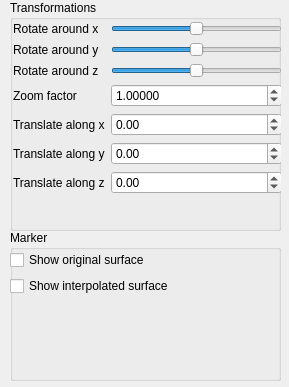
Above: QtFramework/GUI/SideWidget.ui from Lasoloz/cagd-assignments before the change. Below: the same form after it.
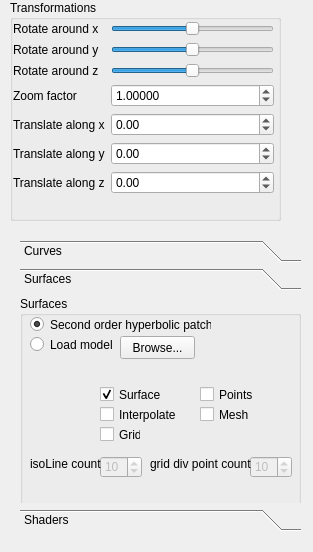
That is the form after the change. The open tabs and pages were chosen to show the change.

What changed in the file:
```diff
--- a/QtFramework/GUI/SideWidget.ui
+++ b/QtFramework/GUI/SideWidget.ui
@@ -6,8 +6,8 @@
    <rect>
     <x>0</x>
     <y>0</y>
-    <width>289</width>
-    <height>387</height>
+    <width>313</width>
+    <height>552</height>
    </rect>
   </property>
   <property name="sizePolicy">
@@ -31,7 +31,7 @@
      <x>10</x>
      <y>0</y>
      <width>271</width>
-     <height>231</height>
+     <height>221</height>
     </rect>
    </property>
    <property name="title">
@@ -42,8 +42,8 @@
      <rect>
       <x>3</x>
       <y>21</y>
-      <width>269</width>
-      <height>201</height>
+      <width>261</width>
+      <height>191</height>
      </rect>
     </property>
     <layout class="QFormLayout" name="formLayout">
@@ -220,43 +220,498 @@
     </layout>
    </widget>
   </widget>
-  <widget class="QGroupBox" name="groupBox_2">
+  <widget class="QToolBox" name="toolBox">
    <property name="geometry">
     <rect>
-     <x>10</x>
-     <y>230</y>
-     <width>271</width>
-     <height>151</height>
+     <x>20</x>
+     <y>240</y>
+     <width>281</width>
+     <height>291</height>
     </rect>
    </property>
-   <property name="title">
-    <string>Marker</string>
+   <property name="autoFillBackground">
+    <bool>false</bool>
    </property>
-   <widget class="QWidget" name="formLayoutWidget">
+   <property name="currentIndex">
+    <number>0</number>
+   </property>
+   <widget class="QWidget" name="curvesPage">
     <property name="geometry">
      <rect>
       <x>0</x>
-      <y>20</y>
-      <width>271</width>
-      <height>131</height>
+      <y>0</y>
+      <width>281</width>
+      <height>210</height>
      </rect>
     </property>
-    <layout class="QFormLayout" name="formLayout_2">
-     <item row="1" column="0">
-      <widget class="QCheckBox" name="interpolated_surface">
-       <property name="text">
-        <string>Show interpolated surface</string>
-       </property>
-      </widget>
-     </item>
-     <item row="0" column="0">
-      <widget class="QCheckBox" name="original_surface">
-       <property name="text">
-        <string>Show original surface</string>
-       </property>
-      </widget>
-     </item>
-    </layout>
+    <attribute name="label">
+     <string>Curves</string>
+    </attribute>
+    <widget class="QGroupBox" name="groupBox_2">
+     <property name="geometry">
+      <rect>
+       <x>0</x>
+       <y>0</y>
+       <width>281</width>
+       <height>211</height>
+      </rect>
+     </property>
+     <property name="title">
+      <string>Curves</string>
+     </property>
+     <widget class="QRadioButton" name="cyclicCurvesRButton">
+      <property name="geometry">
+       <rect>
+        <x>10</x>
+        <y>20</y>
+        <width>81</width>
+        <height>17</height>
+       </rect>
+      </property>
+      <property name="text">
+       <string>Cyclic curve</string>
+      </property>
+      <property name="checked">
+       <bool>true</bool>
+      </property>
+     </widget>
+     <widget class="QRadioButton" name="interpolatingCurveRButton">
+      <property name="geometry">
+       <rect>
+        <x>10</x>
+        <y>40</y>
+        <width>141</width>
+        <height>17</height>
+       </rect>
+      </property>
+      <property name="text">
+       <string>Interpolating cyclic curve</string>
+      </property>
+     </widget>
+     <widget class="QCheckBox" name="checkBox">
+      <property name="geometry">
+       <rect>
+        <x>90</x>
+        <y>110</y>
+        <width>81</width>
+        <height>17</height>
+       </rect>
+      </property>
+      <property name="text">
+       <string>showPoligon</string>
+      </property>
+     </widget>
+     <widget class="QCheckBox" name="firstOrderDerivatives">
+      <property name="geometry">
+       <rect>
+        <x>90</x>
+        <y>70</y>
+        <width>141</width>
+        <height>17</height>
+       </rect>
+      </property>
+      <property name="text">
+       <string>First order derivatives</string>
+      </property>
+     </widget>
+     <widget class="QCheckBox" name="secondOrderDerivatives">
+      <property name="geometry">
+       <rect>
+        <x>90</x>
+        <y>90</y>
+        <width>151</width>
+        <height>17</height>
+       </rect>
+      </property>
+      <property name="text">
+       <string>Second order derivatives</string>
+      </property>
+     </widget>
+    </widget>
+   </widget>
+   <widget class="QWidget" name="surfacesPage">
+    <property name="geometry">
+     <rect>
+      <x>0</x>
+      <y>0</y>
+      <width>281</width>
+      <height>210</height>
+     </rect>
+    </property>
+    <attribute name="label">
+     <string>Surfaces</string>
+    </attribute>
+    <widget class="QGroupBox" name="groupBox_3">
+     <property name="geometry">
+      <rect>
+       <x>0</x>
+       <y>0</y>
+       <width>281</width>
+       <height>211</height>
+      </rect>
+     </property>
+     <property name="title">
+      <string>Surfaces</string>
+     </property>
+     <widget class="QRadioButton" name="loadOFFRButton">
+      <property name="geometry">
+       <rect>
+        <x>10</x>
+        <y>40</y>
+        <width>82</width>
+        <height>17</height>
+       </rect>
+      </property>
+      <property name="text">
+       <string>Load modell</string>
+      </property>
+     </widget>
+     <widget class="QCheckBox" name="grid">
+      <property name="geometry">
+       <rect>
+        <x>80</x>
+        <y>130</y>
+        <width>41</width>
+        <height>17</height>
+       </rect>
+      </property>
+      <property name="text">
+       <string>Grid</string>
+      </property>
+     </widget>
+     <widget class="QCheckBox" name="surface">
+      <property name="geometry">
+       <rect>
+        <x>80</x>
+        <y>90</y>
+        <width>81</width>
+        <height>17</height>
+       </rect>
+      </property>
+      <property name="text">
+       <string>Surface</string>
+      </property>
+      <property name="checked">
+       <bool>true</bool>
+      </property>
+     </widget>
+     <widget class="QPushButton" name="loadButton">
+      <property name="geometry">
+       <rect>
+        <x>100</x>
+        <y>40</y>
+        <width>75</width>
+        <height>23</height>
+       </rect>
+      </property>
+      <property name="text">
+       <string>Browse...</string>
+      </property>
+     </widget>
+     <widget class="QRadioButton" name="hyperbolicRButton">
+      <property name="geometry">
+       <rect>
+        <x>10</x>
+        <y>20</y>
+        <width>181</width>
+        <height>17</height>
+       </rect>
+      </property>
+      <property name="text">
+       <string>Second order hyperbolic patch</string>
+      </property>
+      <property name="checked">
+       <bool>true</bool>
+      </property>
+     </widget>
+     <widget class="QCheckBox" name="mesh">
+      <property name="geometry">
+       <rect>
+        <x>180</x>
+        <y>110</y>
+        <width>70</width>
+        <height>17</height>
+       </rect>
+      </property>
+      <property name="text">
+       <string>Mesh</string>
+      </property>
+     </widget>
+     <widget class="QCheckBox" name="points">
+      <property name="geometry">
+       <rect>
+        <x>180</x>
+        <y>90</y>
+        <width>70</width>
+        <height>17</height>
+       </rect>
+      </property>
+      <property name="text">
+       <string>Points</string>
+      </property>
+     </widget>
+     <widget class="QCheckBox" name="interpolate">
+      <property name="geometry">
+       <rect>
+        <x>80</x>
+        <y>110</y>
+        <width>81</width>
+        <height>17</height>
+       </rect>
+      </property>
+      <property name="text">
+       <string>Interpolate</string>
+      </property>
+     </widget>
+     <widget class="QSpinBox" name="isoLineCountspinBox">
+      <property name="enabled">
+       <bool>false</bool>
+      </property>
+      <property name="geometry">
+       <rect>
+        <x>80</x>
+        <y>160</y>
+        <width>42</width>
+        <height>22</height>
+       </rect>
+      </property>
+      <property name="minimum">
+       <number>2</number>
+      </property>
+      <property name="value">
+       <number>10</number>
+      </property>
+     </widget>
+     <widget class="QSpinBox" name="gridDivPointCountSpinBox">
+      <property name="enabled">
+       <bool>false</bool>
+      </property>
+      <property name="geometry">
+       <rect>
+        <x>230</x>
+        <y>160</y>
+        <width>42</width>
+        <height>22</height>
+       </rect>
+      </property>
+      <property name="minimum">
+       <number>2</number>
+      </property>
+      <property name="value">
+       <number>10</number>
+      </property>
+     </widget>
+     <widget class="QLabel" name="isoLineCountLabel">
+      <property name="geometry">
+       <rect>
+        <x>10</x>
+        <y>160</y>
+        <width>71</width>
+        <height>16</height>
+       </rect>
+      </property>
+      <property name="text">
+       <string>isoLine count</string>
+      </property>
+     </widget>
+     <widget class="QLabel" name="gridDivPointCount">
+      <property name="geometry">
+       <rect>
+        <x>130</x>
+        <y>160</y>
+        <width>101</width>
+        <height>16</height>
+       </rect>
+      </property>
+      <property name="text">
+       <string>grid div point count</string>
+      </property>
+     </widget>
+    </widget>
+   </widget>
+   <widget class="QWidget" name="shadersPage">
+    <property name="geometry">
+     <rect>
+      <x>0</x>
+      <y>0</y>
+      <width>281</width>
+      <height>210</height>
+     </rect>
+    </property>
+    <attribute name="label">
+     <string>Shaders</string>
+    </attribute>
+    <widget class="QGroupBox" name="groupBox_4">
+     <property name="geometry">
+      <rect>
+       <x>0</x>
+       <y>0</y>
+       <width>281</width>
+       <height>201</height>
+      </rect>
+     </property>
+     <property name="title">
+      <string>Shaders</string>
+     </property>
+     <widget class="QComboBox" name="shadersComboBox">
+      <property name="geometry">
+       <rect>
+        <x>90</x>
+        <y>30</y>
+        <width>171</width>
+        <height>22</height>
+       </rect>
+      </property>
+     </widget>
+     <widget class="QLabel" name="label_8">
+      <property name="geometry">
+       <rect>
+        <x>20</x>
+        <y>30</y>
+        <width>47</width>
+        <height>13</height>
+       </rect>
+      </property>
+      <property name="text">
+       <string>Shaders</string>
+      </property>
+     </widget>
+     <widget class="QPushButton" name="colorPickerButton">
+      <property name="enabled">
+       <bool>true</bool>
+      </property>
+      <property name="geometry">
+       <rect>
+        <x>180</x>
+        <y>160</y>
+        <width>75</width>
+        <height>23</height>
+       </rect>
+      </property>
+      <property name="text">
+       <string>Pick a color</string>
+      </property>
+     </widget>
+     <widget class="QDoubleSpinBox" name="scaleFactorSpinBox">
+      <property name="geometry">
+       <rect>
+        <x>100</x>
+        <y>70</y>
+        <width>62</width>
+        <height>22</height>
+       </rect>
+      </property>
+      <property name="maximum">
+       <double>100.000000000000000</double>
+      </property>
+      <property name="singleStep">
+       <double>1.000000000000000</double>
+      </property>
+      <property name="value">
+       <double>0.000000000000000</double>
+      </property>
+     </widget>
+     <widget class="QDoubleSpinBox" name="smoothingSpinBox">
+      <property name="geometry">
+       <rect>
+        <x>100</x>
+        <y>100</y>
+        <width>62</width>
+        <height>22</height>
+       </rect>
+      </property>
+      <property name="maximum">
+       <double>100.000000000000000</double>
+      </property>
+      <property name="singleStep">
+       <double>1.000000000000000</double>
+      </property>
+     </widget>
+     <widget class="QDoubleSpinBox" name="shadingSpinBox">
+      <property name="geometry">
+       <rect>
+        <x>100</x>
+        <y>130</y>
+        <width>62</width>
+        <height>22</height>
+       </rect>
+      </property>
+      <property name="maximum">
+       <double>100.000000000000000</double>
+      </property>
+      <property name="singleStep">
+       <double>1.000000000000000</double>
+      </property>
+     </widget>
+     <widget class="QLabel" name="scaleFactorLabel">
+      <property name="geometry">
+       <rect>
+        <x>20</x>
+        <y>70</y>
+        <width>61</width>
+        <height>16</height>
+       </rect>
+      </property>
+      <property name="text">
+       <string>Scale factor</string>
+      </property>
+     </widget>
+     <widget class="QLabel" name="smoothingLabel">
+      <property name="geometry">
+       <rect>
+        <x>20</x>
+        <y>100</y>
+        <width>61</width>
+        <height>16</height>
+       </rect>
+      </property>
+      <property name="text">
+       <string>Smoothing</string>
+      </property>
+     </widget>
+     <widget class="QLabel" name="shadingLabel">
+      <property name="geometry">
+       <rect>
+        <x>20</x>
+        <y>130</y>
+        <width>61</width>
+        <height>16</height>
+       </rect>
+      </property>
+      <property name="text">
+       <string>Shading</string>
+      </property>
+     </widget>
+     <widget class="QLabel" name="alphaLabel">
+      <property name="geometry">
+       <rect>
+        <x>20</x>
+        <y>160</y>
+        <width>61</width>
+        <height>16</height>
+       </rect>
+      </property>
+      <property name="text">
+       <string>Alpha</string>
+      </property>
+     </widget>
+     <widget class="QDoubleSpinBox" name="alphaSpinBox">
+      <property name="geometry">
+       <rect>
+        <x>100</x>
+        <y>160</y>
+        <width>62</width>
+        <height>22</height>
+       </rect>
+      </property>
+      <property name="maximum">
+       <double>1.000000000000000</double>
+      </property>
+      <property name="singleStep">
+       <double>0.010000000000000</double>
+      </property>
+     </widget>
+    </widget>
    </widget>
   </widget>
  </widget>
```
Left out of the diff: 51 changed lines with no effect on the pictures.
